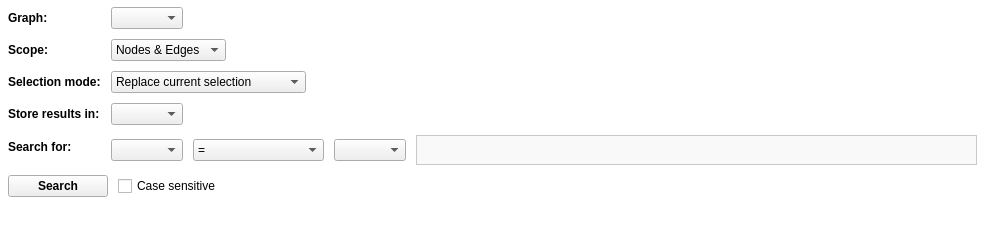
This is plugins/perspective/GraphPerspective/designer/SearchWidget.ui in Tulip-Dev/tulip as Qt 5 draws it before an edit. The edited form follows.
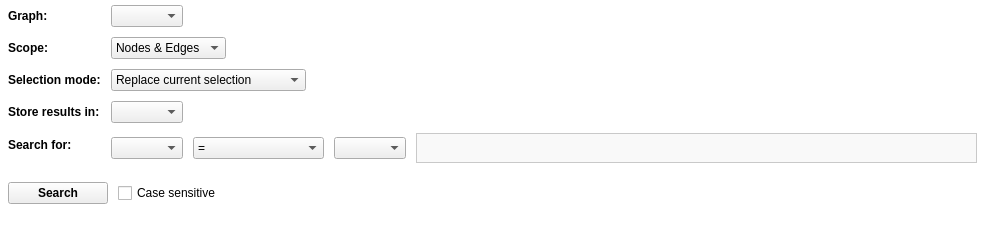
This is the edited form. Icons and pictures are not drawn. Custom widgets are drawn as their Qt base class.

Commit message: Move the "Search" button from the bottom of the "Workspace" widget as a side bar button + add the corresponding menu action in the "Window" sub menu

Diff of the .ui file:
```diff
--- a/plugins/perspective/GraphPerspective/designer/SearchWidget.ui
+++ b/plugins/perspective/GraphPerspective/designer/SearchWidget.ui
@@ -11,7 +11,7 @@
    </rect>
   </property>
   <property name="sizePolicy">
-   <sizepolicy hsizetype="Preferred" vsizetype="Maximum">
+   <sizepolicy hsizetype="Preferred" vsizetype="Preferred">
     <horstretch>0</horstretch>
     <verstretch>0</verstretch>
    </sizepolicy>
@@ -82,7 +82,7 @@
        <item>
         <widget class="QFrame" name="searchFrame">
          <property name="sizePolicy">
-          <sizepolicy hsizetype="Preferred" vsizetype="Maximum">
+          <sizepolicy hsizetype="Preferred" vsizetype="Preferred">
            <horstretch>0</horstretch>
            <verstretch>0</verstretch>
           </sizepolicy>
@@ -548,7 +548,7 @@
           </sizepolicy>
          </property>
          <property name="styleSheet">
-          <string notr="true">font: normal;</string>
+          <string notr="true">font: bold 10px;</string>
          </property>
          <property name="alignment">
           <set>Qt::AlignLeading</set>
```
Left out of the diff: 13 changed lines with no effect on the pictures. The commit also changes 5 other files.
